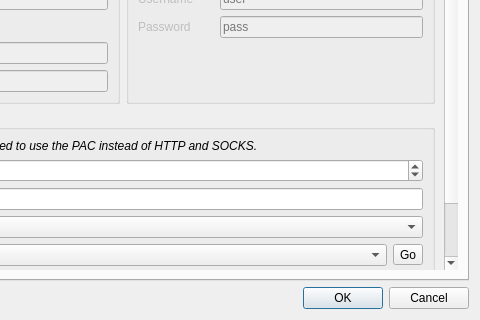
Qt form src/ui/w_PreferencesWindow.ui (darsvador/qvssr) before a commit; both pictures show x 221 to 701 and y 205 to 525 of the 701 by 525 pixel window.
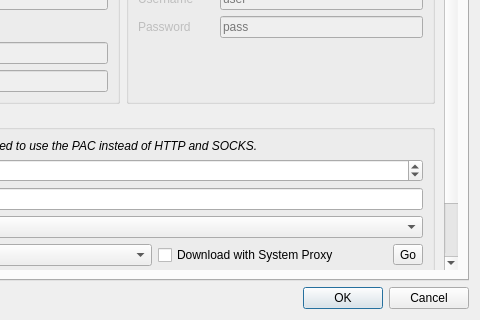
The same form after that commit. The open tabs and pages were chosen to show the change. Icons and pictures are not drawn.

Commit message: add: add option to update subscription without system proxy

The edit to the form file:
```diff
--- a/src/ui/w_PreferencesWindow.ui
+++ b/src/ui/w_PreferencesWindow.ui
@@ -530,7 +530,7 @@
           <property name="geometry">
            <rect>
             <x>0</x>
-            <y>-206</y>
+            <y>0</y>
             <width>647</width>
             <height>625</height>
            </rect>
@@ -762,9 +762,6 @@
              <property name="checkable">
               <bool>true</bool>
              </property>
-             <property name="checked">
-              <bool>true</bool>
-             </property>
              <layout class="QFormLayout" name="formLayout_11">
               <item row="0" column="0" colspan="2">
                <widget class="QLabel" name="label_74">
@@ -881,6 +878,13 @@
                   </item>
                  </widget>
                 </item>
+                <item>
+                 <widget class="QCheckBox" name="getGFWListWithProxyCB">
+                  <property name="text">
+                   <string>Download with System Proxy</string>
+                  </property>
+                 </widget>
+                </item>
                 <item>
                  <widget class="QToolButton" name="pacGoBtn">
                   <property name="text">
```
Left out of the diff: 3 changed lines with no effect on the pictures. The commit also changes 7 other files.
